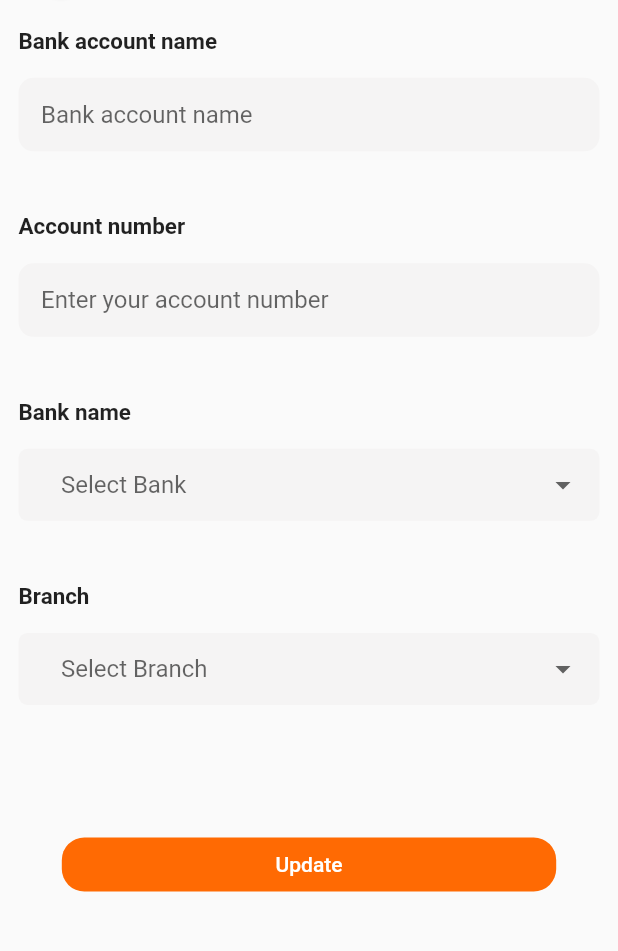
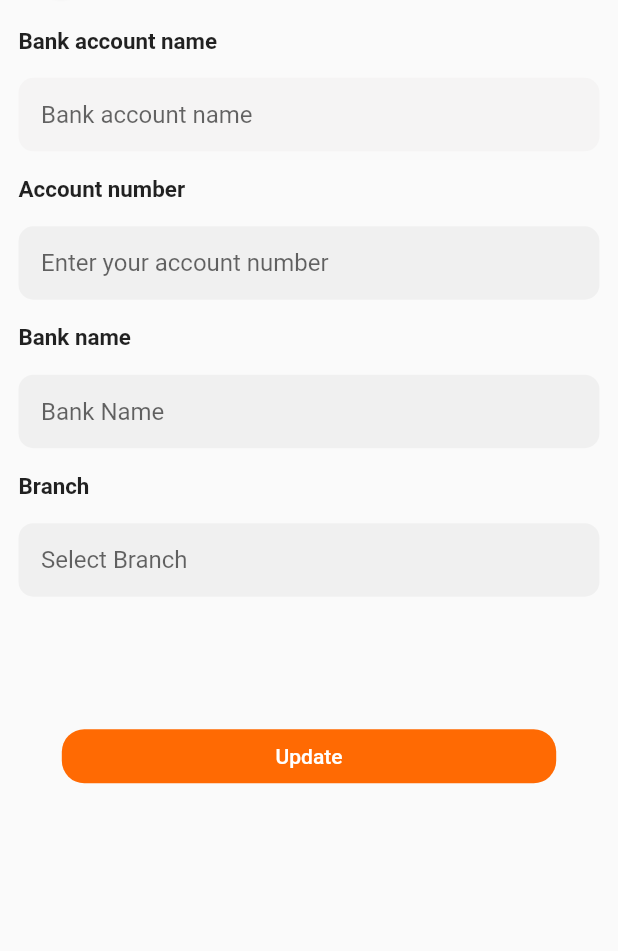
Before and after one commit to michaelSameh111/voo_app, a Flutter app: the BankAccountScreenEditProfileScreen screen opened directly, on a phone screen of 412 x 824 dp, the part 96-1047 px from its top. Run offline on Flutter 3.47's test engine with Material 3 defaults, Android fonts, the phone set to English and light mode, and no system bars; drawn by our look-alikes of dropdown_button2; our stand-ins replace dio, dotted_border, firebase_core, firebase_messaging, flutter_bloc, flutter_sizer and 9 more; missing offline and left inert: animated_rating_stars, flutter_polyline_points, google_maps_flutter_android, google_maps_flutter_platform_interface, google_places_autocomplete_text_field; accounts and stored records are empty.

Commit message:
Starting Flow

```diff
--- a/lib/view/pages/HomePage/home_page_maps_screen.dart
+++ b/lib/view/pages/HomePage/home_page_maps_screen.dart
@@ -14,7 +14,6 @@ import 'package:google_fonts/google_fonts.dart';
 import 'package:google_maps_flutter/google_maps_flutter.dart';
 import 'package:google_places_autocomplete_text_field/model/prediction.dart';
 import 'package:voo_app/Controller/Data/data_cubit.dart';
-import 'package:voo_app/Controller/Login/login_cubit.dart';
 import 'package:voo_app/view/pages/DataCheck.dart';
 import 'package:voo_app/view/pages/collect_cash_screen.dart';
 import 'package:voo_app/view/widgets/CountDownDialog.dart';
--- a/lib/view/pages/collect_cash_screen.dart
+++ b/lib/view/pages/collect_cash_screen.dart
@@ -3,7 +3,6 @@ import 'package:flutter_sizer/flutter_sizer.dart';
 import 'package:fluttertoast/fluttertoast.dart';
 import 'package:voo_app/Controller/Constants.dart';
 import 'package:voo_app/view/pages/HomePage/Home.dart';
-import 'package:voo_app/view/pages/chat_screen.dart';
 //ignore_for_file: must_be_immutable
 class CollectCashScreen extends StatelessWidget {
 
--- a/lib/view/pages/insurance_screen.dart
+++ b/lib/view/pages/insurance_screen.dart
@@ -154,7 +154,7 @@ class _InsuranceScreenState extends State<InsuranceScreen> {
                             height: 5.h,
                           ),
                           Text(
-                            'Driver License Number',
+                            'Policy Number',
                             style: TextStyle(
                                 fontWeight: FontWeight.bold, fontSize: 15.dp),
                           ),
@@ -188,8 +188,8 @@ class _InsuranceScreenState extends State<InsuranceScreen> {
                                           color: Colors.transparent)),
                                   contentPadding: EdgeInsets.all(15),
                                   hintText:
-                                  'Enter your Insurance license number'),
-                              keyboardType: TextInputType.number,
+                                  'Enter your Policy number'),
+                              keyboardType: TextInputType.text,
                             ),
                           ),
                           Text(
--- a/lib/view/pages/main_profile_screen/bank_account_screen_edit_profile_screen/bank_account_screen_edit_profile_screen.dart
+++ b/lib/view/pages/main_profile_screen/bank_account_screen_edit_profile_screen/bank_account_screen_edit_profile_screen.dart
@@ -28,6 +28,9 @@ final List<String> branches = [
 
 String? selectedBranch;
 
+TextEditingController accountNumberController = TextEditingController();
+TextEditingController bankNameController = TextEditingController();
+TextEditingController branchController = TextEditingController();
 
 class _BankAccountScreenEditProfileScreenState extends State<BankAccountScreenEditProfileScreen> {
   @override
@@ -82,6 +85,7 @@ class _BankAccountScreenEditProfileScreenState extends State<BankAccountScreenEd
 
       body: Padding(
         padding: EdgeInsets.symmetric(horizontal: 3.0.w),
+        child: SingleChildScrollView(
           child: Column(
             children: [
               Row(
@@ -111,7 +115,7 @@ class _BankAccountScreenEditProfileScreenState extends State<BankAccountScreenEd
                 ),
               ),
               SizedBox(
-              height: 5.h,
+                height:2.h,
               ),
               Row(
                 children: [
@@ -127,20 +131,33 @@ class _BankAccountScreenEditProfileScreenState extends State<BankAccountScreenEd
               SizedBox(
                 height: 2.h,
               ),
-            Container(
-              decoration: BoxDecoration(
-                  color: const Color(0xffF5F4F4),
-                  borderRadius: BorderRadius.circular(10)),
-              child: const TextField(
-                keyboardType: TextInputType.number,
+              TextFormField(
+                validator: (value){
+                  if(value!.isEmpty){
+                    return 'This field cannot be empty';
+                  } else return null;
+                },
+                controller: accountNumberController,
                 decoration: InputDecoration(
-                    border: InputBorder.none,
+                  filled: true,
+                  focusedBorder: OutlineInputBorder(
+                      borderRadius: BorderRadius.circular(10),
+                      borderSide:
+                      const BorderSide(color: Colors.transparent)),
+                  enabledBorder: OutlineInputBorder(
+                      borderRadius: BorderRadius.circular(10),
+                      borderSide:
+                      const BorderSide(color: Colors.transparent)),
+                  border: OutlineInputBorder(
+                      borderRadius: BorderRadius.circular(10),
+                      borderSide:
+                      const BorderSide(color: Colors.transparent)),
                   contentPadding: EdgeInsets.all(15),
-                    hintText: 'Enter your account number'),
+                  hintText: 'Enter your account number',
                 ),
               ),
               SizedBox(
-              height: 5.h,
+                height:2.h,
               ),
               Row(
                 children: [
@@ -156,51 +173,33 @@ class _BankAccountScreenEditProfileScreenState extends State<BankAccountScreenEd
               SizedBox(
                 height: 2.h,
               ),
-            Container(
-                padding: EdgeInsets.symmetric(
-                  horizontal: 3.w,
+              TextFormField(
+                validator: (value){
+                  if(value!.isEmpty){
+                    return 'This field cannot be empty';
+                  } else return null;
+                },
+                controller: bankNameController,
+                decoration: InputDecoration(
+                  filled: true,
+                  focusedBorder: OutlineInputBorder(
+                      borderRadius: BorderRadius.circular(10),
+                      borderSide:
+                      const BorderSide(color: Colors.transparent)),
+                  enabledBorder: OutlineInputBorder(
+                      borderRadius: BorderRadius.circular(10),
+                      borderSide:
+                      const BorderSide(color: Colors.transparent)),
+                  border: OutlineInputBorder(
+                      borderRadius: BorderRadius.circular(10),
+                      borderSide:
+                      const BorderSide(color: Colors.transparent)),
+                  contentPadding: EdgeInsets.all(15),
+                  hintText: 'Bank Name',
                 ),
-                decoration: const BoxDecoration(
-                  borderRadius: BorderRadius.all(Radius.circular(6)),
-                  color: Color(0xffF5F4F4),
-                ),
-                child:
-                DropdownButtonHideUnderline(
-                  child: DropdownButton2<String>(
-                      isExpanded: true,
-                      hint: const Row(
-                        children: [
-                          Expanded(
-                            child: Text(
-                              'Select Bank',
-                              overflow: TextOverflow.ellipsis,
-                            ),
-                          )
-                        ],
-                      ),
-                      items: banks
-                          .map((String item) => DropdownMenuItem<String>(
-                        value: item,
-                        child: Text(
-                          item,
-                          style: const TextStyle(
-                            fontSize: 18,
-                            color: Colors.black,
-                          ),
-                          overflow: TextOverflow.ellipsis,
-                        ),
-                      ))
-                          .toList(),
-                      value: selectedBank,
-                      onChanged: (String? value) {
-                        setState(() {
-                          selectedBank = value;
-                        });
-                      }),
-                )
               ),
               SizedBox(
-              height: 5.h,
+                height:2.h,
               ),
               Row(
                 children: [
@@ -216,48 +215,30 @@ class _BankAccountScreenEditProfileScreenState extends State<BankAccountScreenEd
               SizedBox(
                 height: 2.h,
               ),
-            Container(
-                padding: EdgeInsets.symmetric(
-                  horizontal: 3.w,
+              TextFormField(
+                validator: (value){
+                  if(value!.isEmpty){
+                    return 'This field cannot be empty';
+                  } else return null;
+                },
+                controller: branchController,
+                decoration: InputDecoration(
+                  filled: true,
+                  focusedBorder: OutlineInputBorder(
+                      borderRadius: BorderRadius.circular(10),
+                      borderSide:
+                      const BorderSide(color: Colors.transparent)),
+                  enabledBorder: OutlineInputBorder(
+                      borderRadius: BorderRadius.circular(10),
+                      borderSide:
+                      const BorderSide(color: Colors.transparent)),
+                  border: OutlineInputBorder(
+                      borderRadius: BorderRadius.circular(10),
+                      borderSide:
+                      const BorderSide(color: Colors.transparent)),
+                  contentPadding: EdgeInsets.all(15),
+                  hintText: 'Select Branch',
                 ),
-                decoration: const BoxDecoration(
-                  borderRadius: BorderRadius.all(Radius.circular(6)),
-                  color: Color(0xffF5F4F4),
-                ),
-                child:
-                DropdownButtonHideUnderline(
-                  child: DropdownButton2<String>(
-                      isExpanded: true,
-                      hint: const Row(
-                        children: [
-                          Expanded(
-                            child: Text(
-                              'Select Branch',
-                              overflow: TextOverflow.ellipsis,
-                            ),
-                          )
-                        ],
-                      ),
-                      items: branches
-                          .map((String item) => DropdownMenuItem<String>(
-                        value: item,
-                        child: Text(
-                          item,
-                          style: const TextStyle(
-                            fontSize: 18,
-                            color: Colors.black,
-                          ),
-                          overflow: TextOverflow.ellipsis,
-                        ),
-                      ))
-                          .toList(),
-                      value: selectedBranch,
-                      onChanged: (String? value) {
-                        setState(() {
-                          selectedBranch = value;
-                        });
-                      }),
-                )
               ),
               SizedBox(height: 10.h,),
               MainElevatedButton(
@@ -270,6 +251,7 @@ class _BankAccountScreenEditProfileScreenState extends State<BankAccountScreenEd
             ],
           ),
         ),
+      ),
     );
   }
 }
--- a/lib/view/pages/select_transport_screen.dart
+++ b/lib/view/pages/select_transport_screen.dart
@@ -784,7 +784,7 @@ class _SelectTransportScreenState extends State<SelectTransportScreen> {
                                   const BorderSide(color: Colors.transparent)),
                               contentPadding: EdgeInsets.all(15),
                               hintText: 'Registration Number'),
-                          keyboardType: TextInputType.number,
+                          keyboardType: TextInputType.text,
                           controller: rcController,
                         ),
                       ),
```
Also changed, not shown: lib/view/pages/main_profile_screen/edit_my_profile_screen/edit_my_profile_screen.dart (+109 -112 lines), lib/view/pages/main_profile_screen/help_center/help_center_screen.dart (+49 -20 lines), lib/view/pages/social_security_screen.dart (+7 -7 lines), 1 other file. Lines whose indentation alone changed are shown as unchanged.
